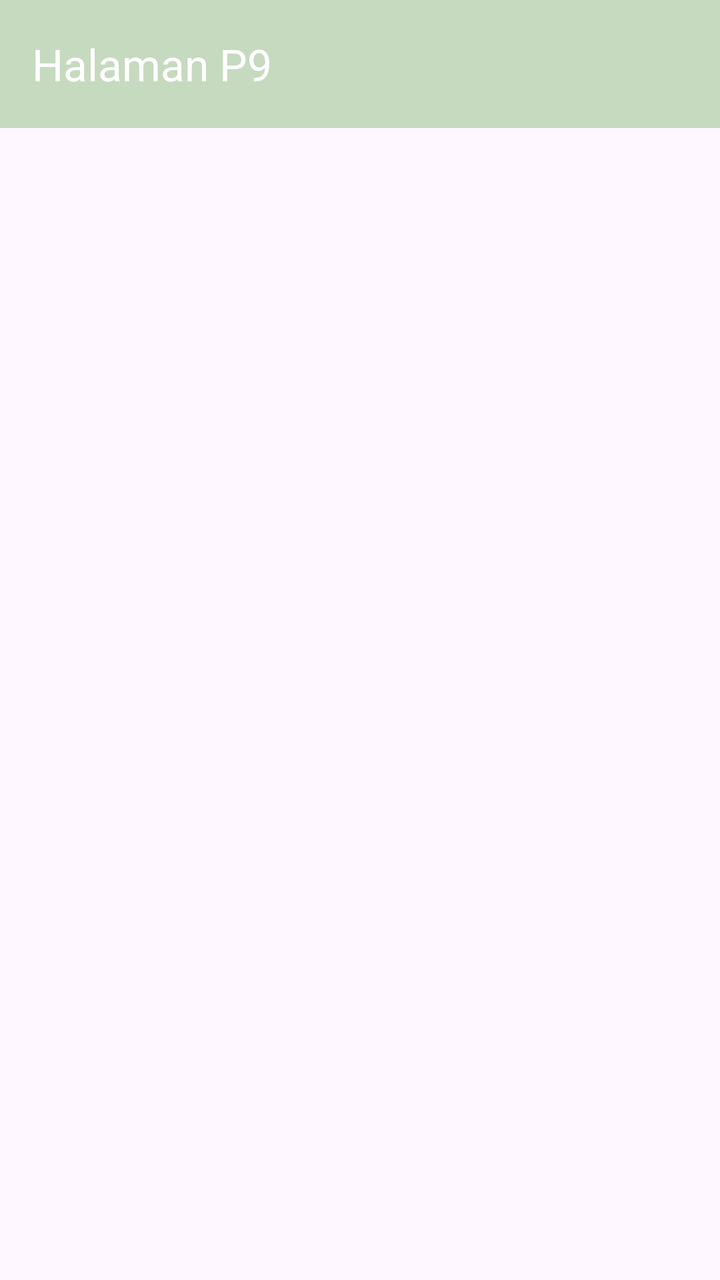
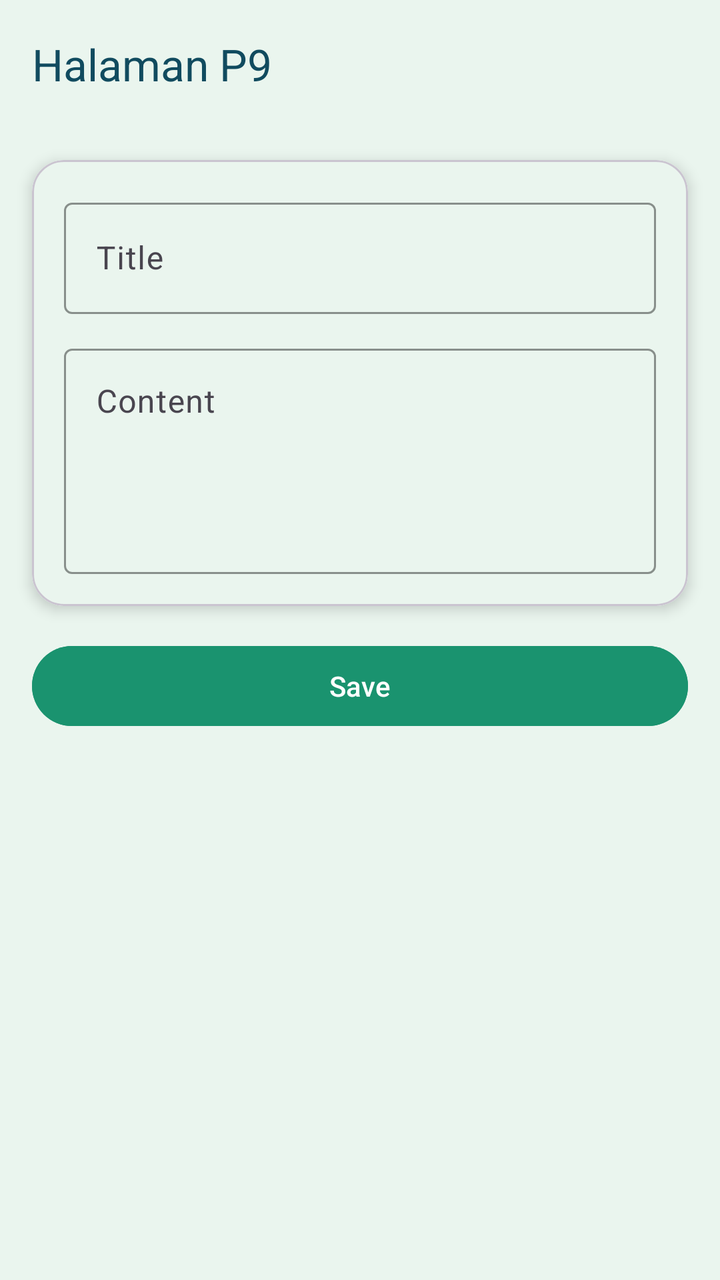

An Android layout rendered at two revisions. The XML below is the earlier revision; the diff shows what the commit changed to produce the second picture.
<!-- AndroidManifest.xml: application theme Theme.Sherine_TIA -->
<!-- res/layout/activity_note_form.xml -->
<?xml version="1.0" encoding="utf-8"?>
<androidx.constraintlayout.widget.ConstraintLayout xmlns:android="http://schemas.android.com/apk/res/android"
    xmlns:app="http://schemas.android.com/apk/res-auto"
    xmlns:tools="http://schemas.android.com/tools"
    android:id="@+id/main"
    android:layout_width="match_parent"
    android:layout_height="match_parent"
    tools:context=".Note.NoteFormActivity">

    <androidx.appcompat.widget.Toolbar
        android:id="@+id/toolbar"
        android:layout_width="match_parent"
        android:layout_height="?attr/actionBarSize"
        android:background="@color/lightGreen"
        app:layout_constraintEnd_toEndOf="parent"
        app:layout_constraintStart_toStartOf="parent"
        app:layout_constraintTop_toTopOf="parent"
        app:layout_scrollFlags="scroll|enterAlways"
        app:title="Halaman P9"
        app:titleTextColor="@android:color/white" />

</androidx.constraintlayout.widget.ConstraintLayout>
<!-- resources referenced by this layout -->
<resources>
  <color name="lightGreen">#C6DABF</color>
  <style name="Theme.Sherine_TIA" parent="Base.Theme.Sherine_TIA" />
  <style name="Base.Theme.Sherine_TIA" parent="Theme.Material3.DayNight.NoActionBar">
          
          
      </style>
</resources>

<!-- the commit's change to res/layout/activity_note_form.xml (unified diff, before → after) -->
@@ -5,18 +5,79 @@
     android:id="@+id/main"
     android:layout_width="match_parent"
     android:layout_height="match_parent"
+    android:background="@color/bgColour"
     tools:context=".Note.NoteFormActivity">
 
     <androidx.appcompat.widget.Toolbar
         android:id="@+id/toolbar"
         android:layout_width="match_parent"
         android:layout_height="?attr/actionBarSize"
-        android:background="@color/lightGreen"
+        android:background="@color/bgColour"
         app:layout_constraintEnd_toEndOf="parent"
         app:layout_constraintStart_toStartOf="parent"
         app:layout_constraintTop_toTopOf="parent"
         app:layout_scrollFlags="scroll|enterAlways"
         app:title="Halaman P9"
-        app:titleTextColor="@android:color/white" />
+        app:titleTextColor="@color/blue" />
+
+    <com.google.android.material.card.MaterialCardView
+        android:id="@+id/cardForm"
+        android:layout_width="0dp"
+        android:layout_height="wrap_content"
+        android:layout_margin="16dp"
+        app:cardCornerRadius="16dp"
+        app:cardElevation="4dp"
+        app:layout_constraintEnd_toEndOf="parent"
+        app:layout_constraintStart_toStartOf="parent"
+        app:layout_constraintTop_toBottomOf="@id/toolbar">
+
+        <LinearLayout
+            android:layout_width="match_parent"
+            android:layout_height="wrap_content"
+            android:orientation="vertical"
+            android:background="@color/bgColour"
+            android:padding="16dp">
+
+            <com.google.android.material.textfield.TextInputLayout
+                android:layout_width="match_parent"
+                android:layout_height="wrap_content"
+                android:hint="Title"
+                app:boxStrokeColor="@color/blue">
+
+                <com.google.android.material.textfield.TextInputEditText
+                    android:id="@+id/etTitle"
+                    android:layout_width="match_parent"
+                    android:layout_height="wrap_content" />
+
+            </com.google.android.material.textfield.TextInputLayout>
+
+            <com.google.android.material.textfield.TextInputLayout
+                android:layout_width="match_parent"
+                android:layout_height="wrap_content"
+                android:layout_marginTop="12dp"
+                android:hint="Content"
+                app:boxStrokeColor="@color/blue">
+
+                <com.google.android.material.textfield.TextInputEditText
+                    android:id="@+id/etContent"
+                    android:layout_width="match_parent"
+                    android:layout_height="wrap_content"
+                    android:gravity="top"
+                    android:inputType="textMultiLine"
+                    android:minLines="4" />
+            </com.google.android.material.textfield.TextInputLayout>
+        </LinearLayout>
+    </com.google.android.material.card.MaterialCardView>
+
+    <com.google.android.material.button.MaterialButton
+        android:id="@+id/btnSaveNote"
+        android:layout_width="0dp"
+        android:layout_height="wrap_content"
+        android:layout_margin="16dp"
+        android:text="Save"
+        android:backgroundTint="@color/green"
+        app:layout_constraintEnd_toEndOf="parent"
+        app:layout_constraintStart_toStartOf="parent"
+        app:layout_constraintTop_toBottomOf="@id/cardForm" />
 
 </androidx.constraintlayout.widget.ConstraintLayout>
<!-- resource entries referenced after the edit -->
@@ -1,6 +1,8 @@
 <!-- resources referenced by this layout -->
 <resources>
-  <color name="lightGreen">#C6DABF</color>
+  <color name="bgColour">#EAF5EE</color>
+  <color name="blue">#114B5F</color>
+  <color name="green">#1A936F</color>
   <style name="Theme.Sherine_TIA" parent="Base.Theme.Sherine_TIA" />
   <style name="Base.Theme.Sherine_TIA" parent="Theme.Material3.DayNight.NoActionBar">
           
